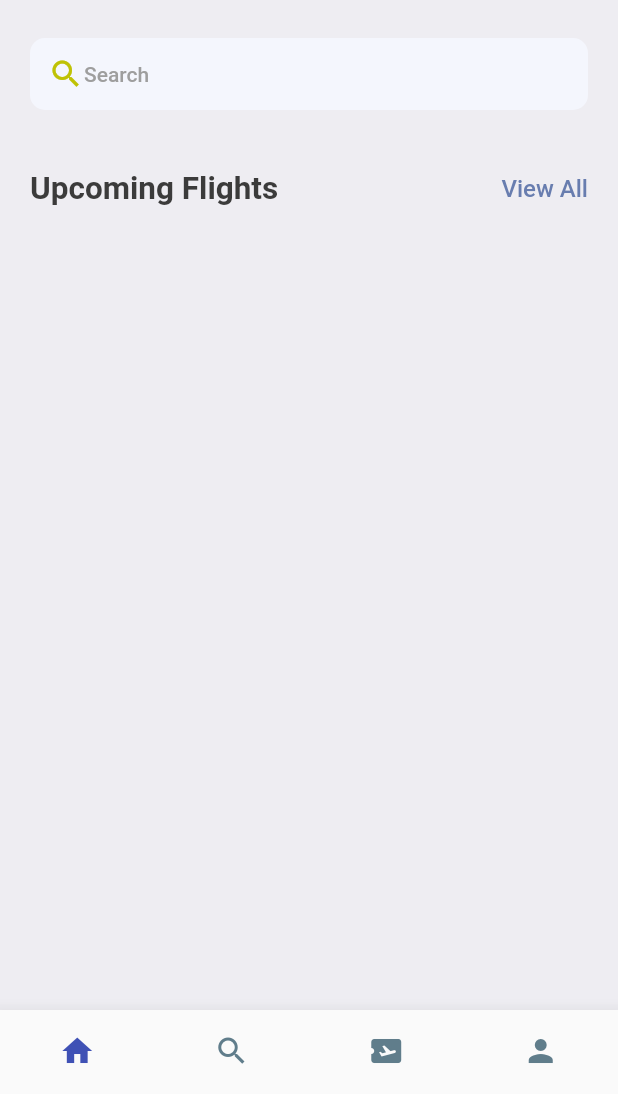
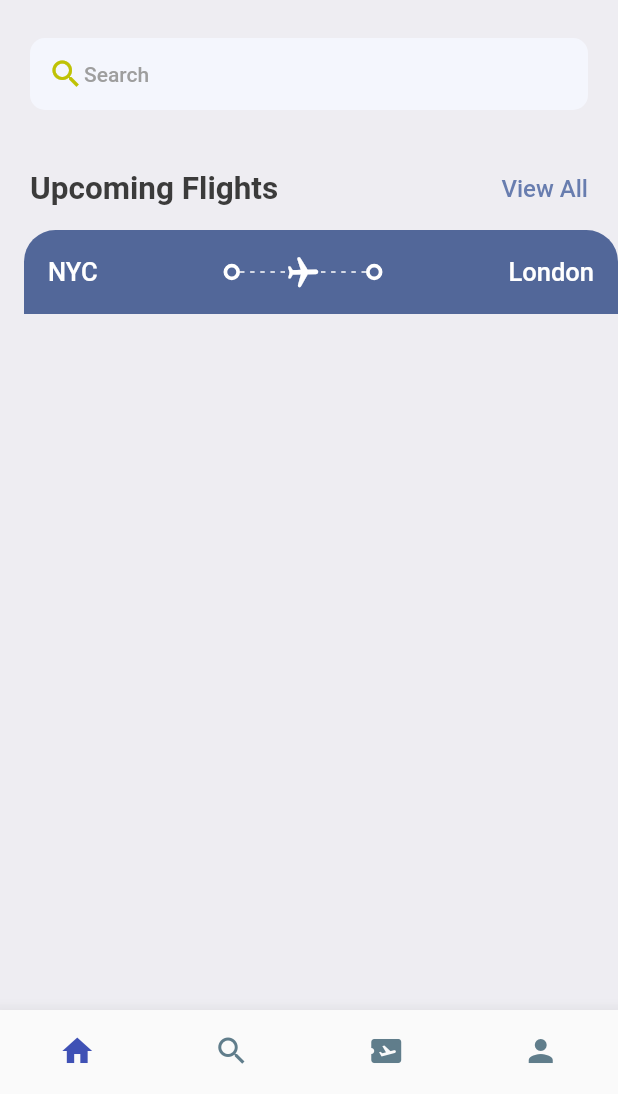
Before and after one commit to greenervigil/flutter_app, a Flutter app: the screen it shows after launch, on a phone screen of 412 x 824 dp, the part 142-1236 px from its top. Run offline on Flutter 3.47's test engine with Material 2 defaults, Android fonts, the phone set to English and light mode, and no system bars; our stand-ins replace gap.

Commit message:
starting ticket widget

```diff
--- a/lib/screens/home_screen.dart
+++ b/lib/screens/home_screen.dart
@@ -1,4 +1,5 @@
 import 'package:flutter/material.dart';
+import 'package:flutter_app/screens/ticket_view.dart';
 import 'package:flutter_app/utils/app_styles.dart';
 import 'package:gap/gap.dart';
 
@@ -88,7 +89,9 @@ class HomeScreen extends StatelessWidget {
                   )
                 ],
               ),
-            )
+            ),
+            const Gap(15),
+            const TicketView(),
           ],
         ));
   }
--- /dev/null
+++ b/lib/screens/ticket_view.dart
@@ -0,0 +1,96 @@
+import 'package:flutter/material.dart';
+import 'package:flutter/rendering.dart';
+import 'package:flutter_app/utils/app_layout.dart';
+import 'package:flutter_app/utils/app_styles.dart';
+import 'package:flutter_app/widgets/circle_container.dart';
+
+class TicketView extends StatelessWidget {
+  const TicketView({super.key});
+
+  @override
+  Widget build(BuildContext context) {
+    final size = AppLayout.getSize(context);
+    return SizedBox(
+      width: size.width,
+      height: 200,
+      child: Container(
+        margin: const EdgeInsets.only(left: 16),
+        child: Column(
+          children: [
+            Container(
+              decoration: const BoxDecoration(
+                color: Color(0xFF526799),
+                borderRadius: BorderRadius.only(
+                  topLeft: Radius.circular(21),
+                  topRight: Radius.circular(21),
+                ),
+              ),
+              padding: const EdgeInsets.all(16),
+              child: Column(
+                children: [
+                  Row(
+                    children: [
+                      Text(
+                        'NYC',
+                        style:
+                            Styles.headlineStyle3.copyWith(color: Colors.white),
+                      ),
+                      Expanded(child: Container()),
+                      const CircleContainer(),
+                      Expanded(
+                          child: Stack(
+                        children: [
+                          SizedBox(
+                              height: 24,
+                              child: LayoutBuilder(
+                                builder: (BuildContext context,
+                                    BoxConstraints constraints) {
+                                  print(
+                                      'width is ${constraints.constrainWidth()}');
+                                  return Flex(
+                                    direction: Axis.horizontal,
+                                    mainAxisAlignment:
+                                        MainAxisAlignment.spaceBetween,
+                                    mainAxisSize: MainAxisSize.max,
+                                    children: List.generate(
+                                        (constraints.constrainWidth() / 6)
+                                            .floor(),
+                                        (index) => const SizedBox(
+                                              width: 3,
+                                              height: 1,
+                                              child: DecoratedBox(
+                                                  decoration: BoxDecoration(
+                                                      color: Colors.white)),
+                                            )),
+                                  );
+                                },
+                              )),
+                          Center(
+                            child: Transform.rotate(
+                              angle: 1.55,
+                              child: const Icon(
+                                Icons.local_airport_rounded,
+                                color: Colors.white,
+                              ),
+                            ),
+                          ),
+                        ],
+                      )),
+                      const CircleContainer(),
+                      Expanded(child: Container()),
+                      Text(
+                        'London',
+                        style:
+                            Styles.headlineStyle3.copyWith(color: Colors.white),
+                      ),
+                    ],
+                  )
+                ],
+              ),
+            ),
+          ],
+        ),
+      ),
+    );
+  }
+}
--- /dev/null
+++ b/lib/utils/app_layout.dart
@@ -0,0 +1,7 @@
+import 'package:flutter/material.dart';
+
+class AppLayout {
+  static getSize(BuildContext context) {
+    return MediaQuery.of(context).size;
+  }
+}
--- /dev/null
+++ b/lib/widgets/circle_container.dart
@@ -0,0 +1,15 @@
+import 'package:flutter/material.dart';
+
+class CircleContainer extends StatelessWidget {
+  const CircleContainer({super.key});
+
+  @override
+  Widget build(BuildContext context) {
+    return Container(
+      padding: const EdgeInsets.all(3.0),
+      decoration: BoxDecoration(
+          borderRadius: BorderRadius.circular(20),
+          border: Border.all(width: 2.5, color: Colors.white)),
+    );
+  }
+}
```
